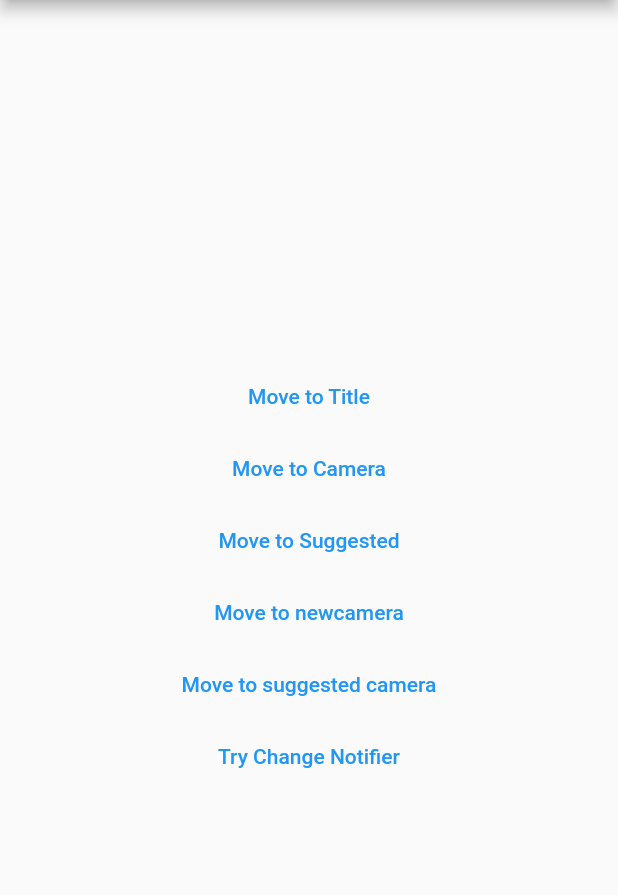
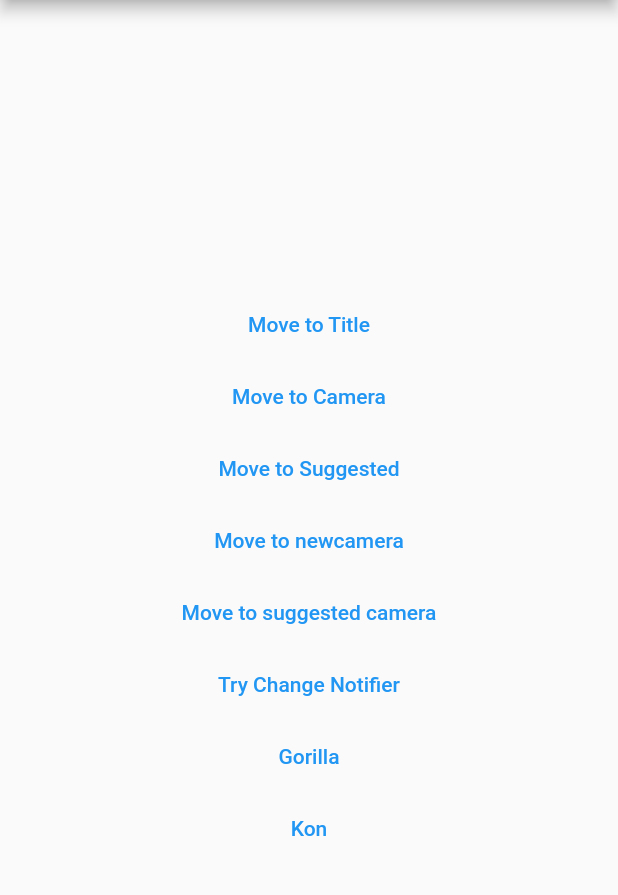
Before and after one commit to kesota/animal_detection_app, a Flutter app: the screen it shows after launch, on a phone screen of 412 x 824 dp, the part 84-979 px from its top. Run offline on Flutter 3.47's test engine with Material 2 defaults, Android fonts, the phone set to English and light mode, and no system bars; our stand-ins replace camera, logger.

Commit message:
inital animal detail page developed

```diff
--- a/app/lib/main.dart
+++ b/app/lib/main.dart
@@ -1,5 +1,6 @@
 import 'package:app/util/camera_notifier.dart';
 import 'package:app/util/logger_manager.dart';
+import 'package:app/view/animal_detail.dart';
 import 'package:app/view/newcamera.dart';
 import 'package:app/view/picture_display_view.dart';
 import 'package:app/view/test.dart';
@@ -43,6 +44,7 @@ class MyApp extends StatelessWidget {
             '/newcamera/suggest': (context) => NewCameraView(camera: camera, flgChanger: 100),
             '/newcamera/photo':(context) => PictureDisplayView(XFile('')),
             '/Test': (context) => TestView(),
+            '/animalDetail':(context) => AnimalDetailView(name: '', type: '', detail1: '', detail2: '',),
 
           },
         ),
@@ -78,7 +80,13 @@ class _MyHomePageState extends State<MyHomePage> {
                       'Move to newcamera'),
                   _moveToPage('/newcamera/suggest', 'second camera Page is pushed',
                       'Move to suggested camera'),
-                  _moveToPage('/Test', 'Test page is pushed', 'Try Change Notifier')
+                  _moveToPage('/Test', 'Test page is pushed', 'Try Change Notifier'),
+                  _moveToPageParam('/animalDetail', 'Gorilla',['Gorilla', 'ゴリラ科ゴリラ目',
+                    '草加在住。　aaaaaaaaaaaaaaa。 testestestestestestest',
+                    'ドラミングはコミュニケーションツール。動物園でドラミングされたら、怒っているかも！ testestestestestestestestestes'] ),
+                  _moveToPageParam('/animalDetail', 'Kon', ['Kon', '人目',
+                  '草加在住。フェスで頻繁目撃されているaaaaaaaaaaaaaaa。 testestestestestestest',
+                    'エレキギターを引き連れ東京の夜の街を練り歩く事を趣味にしている。夜更かししがち。 testestestestestestestestestes'])
 
                 ]
             ),
@@ -94,4 +102,18 @@ class _MyHomePageState extends State<MyHomePage> {
       },
       child: Text(text),);
   }
+  Widget _moveToPageParam(String route, String text, List<String> animalInfo){
+    final LoggerManager _logger = LoggerManager();
+    return TextButton(
+      onPressed: () {
+        Navigator.of(context).push(
+            MaterialPageRoute(
+                builder: (context) =>
+                    AnimalDetailView(name: animalInfo[0], type: animalInfo[1],
+                      detail1: animalInfo[2], detail2: animalInfo[3]
+                    )));
+        _logger.d(text);
+      },
+      child: Text(text),);
+  }
 }
```
Also changed, not shown: app/lib/view/animal_detail.dart (added, +68 -0 lines), app/lib/view/newcamera.dart (+9 -5 lines).
